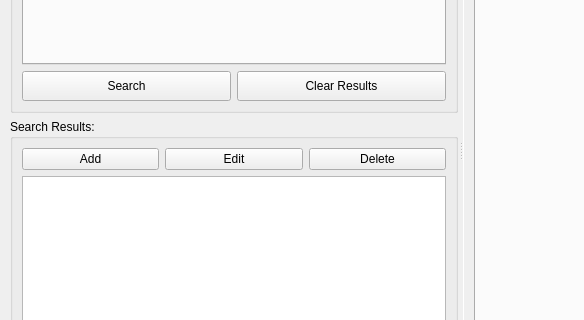
Above: ui/ui_view_str.ui from gltn/stdm before the change; both pictures show x 0 to 584 and y 164 to 484 of the 968 by 638 pixel window. Below: the same form after it.
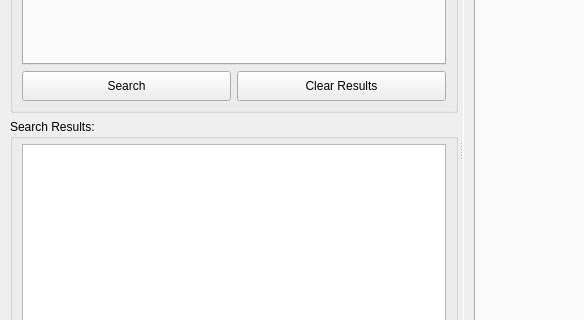
That is the form after the change. Icons and pictures are not drawn. Custom widgets are drawn as their Qt base class.

Commit message: Updated stdm.pro and added text to forms add, edit, remove buttons

What changed in the file:
```diff
--- a/ui/ui_view_str.ui
+++ b/ui/ui_view_str.ui
@@ -119,41 +119,14 @@
            <string>Search Results:</string>
           </property>
           <layout class="QVBoxLayout" name="verticalLayout">
+           <property name="topMargin">
+            <number>5</number>
+           </property>
            <item>
-            <layout class="QHBoxLayout" name="horizontalLayout_3">
-             <item>
-              <widget class="QPushButton" name="addSTR">
-               <property name="text">
-                <string>Add</string>
-               </property>
-               <property name="icon">
-                <iconset resource="../resources.qrc">
-                 <normaloff>:/plugins/stdm/images/icons/add.png</normaloff>:/plugins/stdm/images/icons/add.png</iconset>
-               </property>
-              </widget>
-             </item>
-             <item>
-              <widget class="QPushButton" name="editSTR">
-               <property name="text">
-                <string>Edit</string>
-               </property>
-               <property name="icon">
-                <iconset resource="../resources.qrc">
-                 <normaloff>:/plugins/stdm/images/icons/edit.png</normaloff>:/plugins/stdm/images/icons/edit.png</iconset>
-               </property>
-              </widget>
-             </item>
-             <item>
-              <widget class="QPushButton" name="deleteSTR">
-               <property name="text">
-                <string>Delete</string>
-               </property>
-               <property name="icon">
-                <iconset resource="../resources.qrc">
-                 <normaloff>:/plugins/stdm/images/icons/remove.png</normaloff>:/plugins/stdm/images/icons/remove.png</iconset>
-               </property>
-              </widget>
-             </item>
+            <layout class="QVBoxLayout" name="toolbarVBox">
+             <property name="spacing">
+              <number>0</number>
+             </property>
             </layout>
            </item>
            <item>
```
The commit also changes 8 other files.
